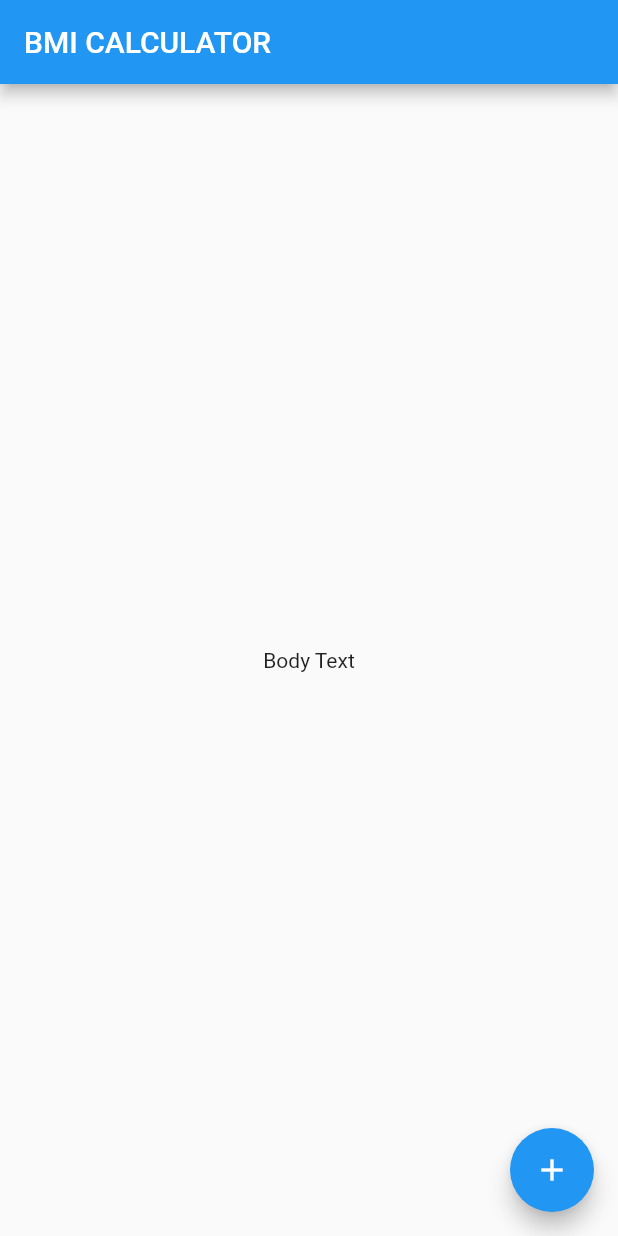
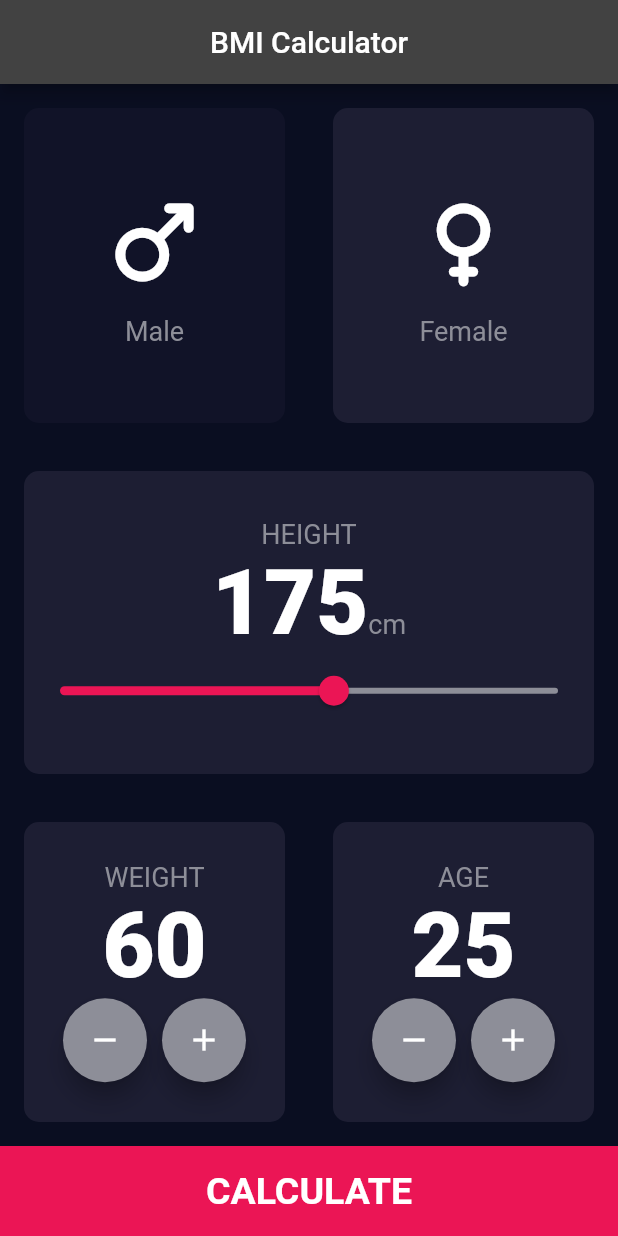
Before and after one commit to HeratUni-CS/bmi-calculator-ErshadDev, a Flutter app: the screen it shows after launch, on a phone screen of 412 x 824 dp. Run offline on Flutter 3.47's test engine with Material 2 defaults, Android fonts, the phone set to English and light mode, and no system bars.

Commit message:
First commit

```diff
--- /dev/null
+++ b/lib/constants/consts.dart
@@ -0,0 +1,9 @@
+import 'package:flutter/material.dart';
+
+const ActiveColor = Color(0xFF111328);
+const InActiveColor = Color(0xFF1D1E33);
+const MaleColor = Color(0xFF111328);
+const FemaleColor = Color(0xFF1D1E33);
+
+const TextStyleGlobal = TextStyle(fontSize: 18, color: Color(0xFF8D8E98));
+const TextStyleNumbers = TextStyle(fontSize: 60, fontWeight: FontWeight.w900);
--- a/lib/main.dart
+++ b/lib/main.dart
@@ -1,35 +1,30 @@
+import 'package:bmi_starting/pages/input.dart';
+import 'package:bmi_starting/pages/result.dart';
+import 'package:bmi_starting/themes/darkTheme.dart';
 import 'package:flutter/material.dart';
+import 'package:flutter/services.dart';
 
-void main() => runApp(BMICalculator());
+void main() {
+  SystemChrome.setSystemUIOverlayStyle(
+      const SystemUiOverlayStyle(systemNavigationBarColor: Color(0xFF0A0E21)));
+  runApp(const MyApp());
+}
+class MyApp extends StatelessWidget {
 
-class BMICalculator extends StatelessWidget {
+  const MyApp({Key? key}) : super(key: key);
+
   @override
   Widget build(BuildContext context) {
     return MaterialApp(
-      home: InputPage(),
+
+      debugShowCheckedModeBanner: false,
+      theme: darkTheme(),
+      initialRoute: InputScreen.routeName,
+      routes: {
+
+        InputScreen.routeName: (context) => const InputScreen(),
+        ResultScreen.routeName: (context) => const ResultScreen(),
+      },
     );
   }
 }
-
-class InputPage extends StatefulWidget {
-  @override
-  State<InputPage> createState() => _InputPageState();
-}
-
-class _InputPageState extends State<InputPage> {
-  @override
-  Widget build(BuildContext context) {
-    return Scaffold(
-      appBar: AppBar(
-        title: Text('BMI CALCULATOR'),
-      ),
-      body: Center(
-        child: Text('Body Text'),
-      ),
-      floatingActionButton: FloatingActionButton(
-        onPressed: () {},
-        child: Icon(Icons.add),
-      ),
-    );
-  }
-}
--- /dev/null
+++ b/lib/pages/input.dart
@@ -0,0 +1,121 @@
+import 'dart:math';
+
+import 'package:bmi_starting/constants/consts.dart';
+import 'package:bmi_starting/pages/result.dart';
+import 'package:bmi_starting/widgets/bottom_button.dart';
+import 'package:bmi_starting/widgets/select_gender.dart';
+import 'package:bmi_starting/widgets/set_height.dart';
+import 'package:bmi_starting/widgets/set_weight.dart';
+import 'package:flutter/material.dart';
+
+class InputScreen extends StatefulWidget {
+  const InputScreen({Key? key}) : super(key: key);
+
+  static const routeName = '/input-screen';
+
+  @override
+  State<InputScreen> createState() => _InputScreenState();
+}
+
+enum Gender { male, female }
+
+class _InputScreenState extends State<InputScreen> {
+  Gender chosen = Gender.male;
+  int height = 175;
+  int weight = 60;
+  int age = 25;
+
+  @override
+  Widget build(BuildContext context) {
+    return Scaffold(
+      appBar: AppBar(
+        centerTitle: true,
+        title: const Text("BMI Calculator"),
+      ),
+      body: SafeArea(
+          child: Column(
+        children: [
+          Row(
+            children: [
+              Expanded(
+                flex: 1,
+                child: SelectGenderWidget(
+                  color: chosen == Gender.male ? ActiveColor : InActiveColor,
+                  icon: Icons.male_rounded,
+                  text: 'Male',
+                  onPress: () {
+                    setState(() {
+                      chosen = Gender.male;
+                    });
+                  },
+                ),
+              ),
+              Expanded(
+                flex: 1,
+                child: SelectGenderWidget(
+                  color: chosen == Gender.female ? ActiveColor : InActiveColor,
+                  icon: Icons.female_rounded,
+                  text: 'Female',
+                  onPress: () {
+                    setState(() {
+                      chosen = Gender.female;
+                    });
+                  },
+                ),
+              )
+            ],
+          ),
+          Expanded(
+            child: SetHeigthWidget(
+                height: height,
+                onChangeSlider: (newValue) {
+                  setState(() {
+                    height = newValue.round();
+                  });
+                }),
+          ),
+          Row(
+            children: [
+              Expanded(
+                  child: SetWeightWidget(
+                counter: weight,
+                text: 'WEIGHT',
+                onSubstract: () {
+                  setState(() {
+                    weight--;
+                  });
+                },
+                onAdd: () {
+                  setState(() {
+                    weight++;
+                  });
+                },
+              )),
+              Expanded(
+                  child: SetWeightWidget(
+                      counter: age,
+                      text: 'AGE',
+                      onAdd: () {
+                        setState(() {
+                          age++;
+                        });
+                      },
+                      onSubstract: () {
+                        setState(() {
+                          age--;
+                        });
+                      }))
+            ],
+          ),
+          BottomButtonWidget(
+              text: 'CALCULATE',
+              onTap: () {
+                double result = (weight / pow(height / 100, 2));
+                Navigator.pushNamed(context, ResultScreen.routeName,
+                    arguments: {'result': result});
+              }),
+        ],
+      )),
+    );
+  }
+}
--- /dev/null
+++ b/lib/pages/result.dart
@@ -0,0 +1,93 @@
+import 'package:bmi_starting/widgets/bottom_button.dart';
+import 'package:flutter/material.dart';
+
+class ResultScreen extends StatefulWidget {
+  const ResultScreen({Key? key}) : super(key: key);
+
+  static const routeName = '/result-screen';
+
+  @override
+  State<ResultScreen> createState() => _ResultScreenState();
+}
+
+class _ResultScreenState extends State<ResultScreen> {
+  double result = 25.0;
+  String state = "NORMAL";
+  dynamic map = {};
+
+  @override
+  Widget build(BuildContext context) {
+    map = ModalRoute.of(context)!.settings.arguments;
+    result = map['result'];
+    return Scaffold(
+      appBar: AppBar(
+        title: const Text("BMI Calculator"),
+        centerTitle: true,
+      ),
+      body: Column(
+        crossAxisAlignment: CrossAxisAlignment.stretch,
+        children: [
+          const Padding(
+            padding: EdgeInsets.symmetric(
+              horizontal: 24,
+              vertical: 32,
+            ),
+            child: Text(
+              "Your Result",
+              style: TextStyle(
+                fontWeight: FontWeight.bold,
+                fontSize: 48,
+              ),
+            ),
+          ),
+          Expanded(
+            child: Container(
+              height: 200,
+              margin: const EdgeInsets.all(16),
+              decoration: BoxDecoration(
+                  color: const Color(0xFF1D1E33),
+                  borderRadius: BorderRadius.circular(10)),
+              child: Center(
+                  child: Column(
+                mainAxisAlignment: MainAxisAlignment.spaceEvenly,
+                children: [
+                  Text(
+                    result >= 25
+                        ? "OVERWEIGHT"
+                        : result > 18
+                            ? "NORMAL"
+                            : "UNDERWEIGHT",
+                    style: const TextStyle(
+                      color: Color.fromARGB(255, 20, 165, 85),
+                      fontSize: 25,
+                      fontWeight: FontWeight.bold,
+                    ),
+                  ),
+                  Text(
+                    result.toStringAsFixed(1),
+                    style: const TextStyle(
+                        fontSize: 98, fontWeight: FontWeight.bold),
+                  ),
+                  Padding(
+                    padding: const EdgeInsets.symmetric(horizontal: 12),
+                    child: Text(
+                      result >= 25
+                          ? "You have a higher than normal body weight. Try to exercize more."
+                          : result > 18
+                              ? "You have a normal body weight. Good job!"
+                              : "You have a lower than normal body weight. You can eat a bit more.",
+                      style: const TextStyle(fontSize: 24),
+                      textAlign: TextAlign.center,
+                    ),
+                  )
+                ],
+              )),
+            ),
+          ),
+          BottomButtonWidget(
+              onTap: () => Navigator.pop(context), text: 'RE-CALCULATE')
+        ],
+      ),
+    );
+  }
+}
--- /dev/null
+++ b/lib/themes/darkTheme.dart
@@ -0,0 +1,8 @@
+import 'package:flutter/material.dart';
+
+ThemeData darkTheme() {
+  return ThemeData.dark().copyWith(
+    primaryColor: Color(0xFF0A0E21),
+    scaffoldBackgroundColor: Color(0xFF0A0E21),
+  );
+}
--- /dev/null
+++ b/lib/widgets/add_subtract_input.dart
@@ -0,0 +1,60 @@
+import 'package:bmi_starting/constants/consts.dart';
+import 'package:flutter/material.dart';
+
+class AddSubtractInputWidget extends StatelessWidget {
+  const AddSubtractInputWidget(
+      {Key? key,
+      required this.text,
+      required this.counter,
+      required this.stateSubstract,
+      required this.stateAdd})
+      : super(key: key);
+
+  final String text;
+  final int counter;
+  final Function() stateSubstract;
+  final Function() stateAdd;
+
+  @override
+  Widget build(BuildContext context) {
+    return Center(
+      child: Column(
+        mainAxisAlignment: MainAxisAlignment.center,
+        children: [
+          Text(
+            text,
+            style: TextStyleGlobal,
+          ),
+          Text(
+            '$counter',
+            style: TextStyleNumbers,
+          ),
+          Row(
+            mainAxisAlignment: MainAxisAlignment.center,
+            children: [
+              FloatingActionButton(
+                  heroTag: null,
+                  backgroundColor: const Color(0xFF8D8E98),
+                  onPressed: stateSubstract,
+                  child: const Icon(
+                    Icons.remove,
+                    color: Colors.white,
+                  )),
+              const SizedBox(
+                width: 10,
+              ),
+              FloatingActionButton(
+                  heroTag: null,
+                  backgroundColor: const Color(0xFF8D8E98),
+                  onPressed: stateAdd,
+                  child: const Icon(
+                    Icons.add,
+                    color: Colors.white,
+                  )),
+            ],
+          )
+        ],
+      ),
+    );
+  }
+}
--- /dev/null
+++ b/lib/widgets/bottom_button.dart
@@ -0,0 +1,29 @@
+import 'package:flutter/material.dart';
+
+class BottomButtonWidget extends StatelessWidget {
+  const BottomButtonWidget({
+    Key? key,
+    required this.onTap,
+    required this.text,
+  }) : super(key: key);
+
+  final Function() onTap;
+  final String text;
+
+  @override
+  Widget build(BuildContext context) {
+    return GestureDetector(
+      onTap: onTap,
+      child: Container(
+        width: double.infinity,
+        height: 60,
+        color: const Color(0xFFEB1555),
+        child: Center(
+            child: Text(
+          text,
+          style: const TextStyle(fontSize: 25, fontWeight: FontWeight.bold),
+        )),
+      ),
+    );
+  }
+}
--- /dev/null
+++ b/lib/widgets/select_gender.dart
@@ -0,0 +1,47 @@
+import 'package:bmi_starting/constants/consts.dart';
+import 'package:flutter/cupertino.dart';
+import 'package:flutter/material.dart';
+
+class SelectGenderWidget extends StatelessWidget {
+  const SelectGenderWidget(
+      {Key? key,
+      required this.color,
+      required this.icon,
+      required this.text,
+      required this.onPress})
+      : super(key: key);
+
+  final Color color;
+  final IconData icon;
+  final String text;
+  final Function() onPress;
+
+  @override
+  Widget build(BuildContext context) {
+    return GestureDetector(
+      onTap: onPress,
+      child: Container(
+        height: 210,
+        margin: const EdgeInsets.all(16),
+        decoration: BoxDecoration(
+            color: color, borderRadius: BorderRadius.circular(10)),
+        child: Column(
+          mainAxisAlignment: MainAxisAlignment.center,
+          children: [
+            Icon(
+              icon,
+              size: 78,
+            ),
+            const SizedBox(
+              height: 10,
+            ),
+            Text(
+              text,
+              style: TextStyleGlobal,
+            )
+          ],
+        ),
+      ),
+    );
+  }
+}
--- /dev/null
+++ b/lib/widgets/set_height.dart
@@ -0,0 +1,56 @@
+import 'package:bmi_starting/constants/consts.dart';
+import 'package:flutter/material.dart';
+
+class SetHeigthWidget extends StatelessWidget {
+  const SetHeigthWidget({
+    Key? key,
+    required this.height,
+    required this.onChangeSlider,
+  }) : super(key: key);
+
+  final int height;
+  final Function(double newValue) onChangeSlider;
+
+  @override
+  Widget build(BuildContext context) {
+    return Container(
+      height: 200,
+      margin: const EdgeInsets.all(16),
+      decoration: BoxDecoration(
+          color: const Color(0xFF1D1E33),
+          borderRadius: BorderRadius.circular(10)),
+      child: Column(
+        mainAxisAlignment: MainAxisAlignment.center,
+        children: [
+          const Text(
+            "HEIGHT",
+            style: TextStyleGlobal,
+          ),
+          Row(
+            mainAxisAlignment: MainAxisAlignment.center,
+            crossAxisAlignment: CrossAxisAlignment.baseline,
+            textBaseline: TextBaseline.ideographic,
+            children: [
+              Text(
+                "$height",
+                style: TextStyleNumbers,
+              ),
+              const Text(
+                "cm",
+                style: TextStyleGlobal,
+              ),
+            ],
+          ),
+          Slider(
+            value: height.toDouble(),
+            onChanged: onChangeSlider,
+            activeColor: const Color(0xFFEB1555),
+            inactiveColor: const Color(0xFF8D8E98),
+            min: 120,
+            max: 220,
+          )
+        ],
+      ),
+    );
+  }
+}
--- /dev/null
+++ b/lib/widgets/set_weight.dart
@@ -0,0 +1,35 @@
+import 'package:flutter/material.dart';
+
+import 'add_subtract_input.dart';
+
+class SetWeightWidget extends StatelessWidget {
+  const SetWeightWidget({
+    Key? key,
+    required this.counter,
+    required this.text,
+    required this.onSubstract,
+    required this.onAdd,
+  }) : super(key: key);
+
+  final int counter;
+  final String text;
+  final Function() onSubstract;
+  final Function() onAdd;
+
+  @override
+  Widget build(BuildContext context) {
+    return Container(
+      height: 200,
+      margin: const EdgeInsets.all(16),
+      decoration: BoxDecoration(
+          color: Color.fromARGB(255, 29, 30, 51),
+          borderRadius: BorderRadius.circular(10)),
+      child: AddSubtractInputWidget(
+        text: text,
+        counter: counter,
+        stateSubstract: onSubstract,
+        stateAdd: onAdd,
+      ),
+    );
+  }
+}
```
